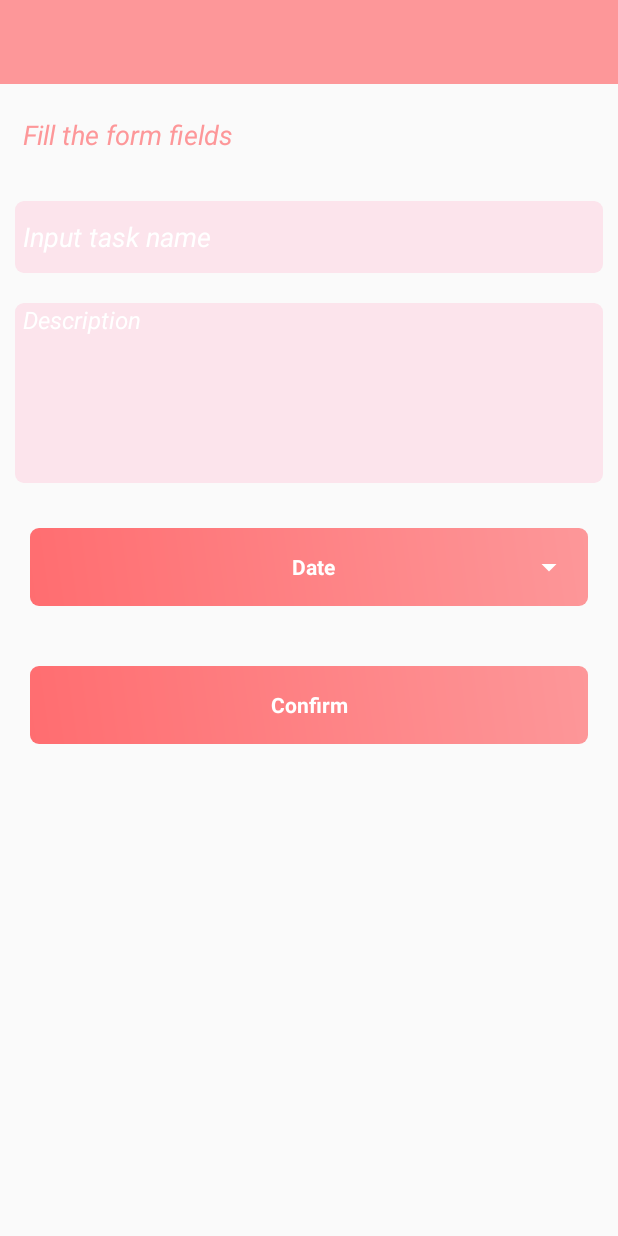
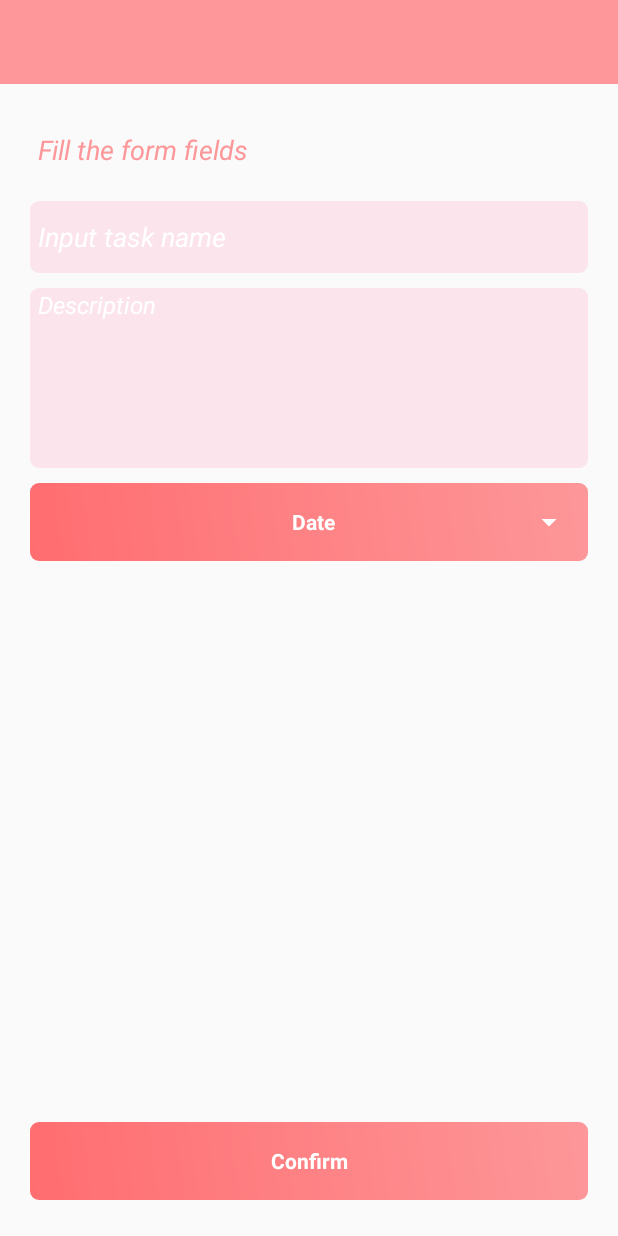
Before and after one commit to pedroafonsouza/Lista, an Android app: the TaskFormActivity screen opened directly, with no data from a screen before it, on a phone screen of 412 x 824 dp. Run offline under Robolectric (Android 15) with nearby library versions, the phone set to English and light mode, and no system bars; our stand-ins replace ButterKnife.

Commit message:
Update 2

```diff
--- a/app/build.gradle
+++ b/app/build.gradle
@@ -28,6 +28,9 @@ dependencies {
     androidTestImplementation 'com.android.support.test.espresso:espresso-core:3.0.2'
     implementation 'com.android.support:cardview-v7:28.0.0+'
     implementation 'com.android.support:recyclerview-v7:28.0.0+'
+    //Libs de bind
+    implementation 'com.jakewharton:butterknife:9.0.0-rc2'
+    annotationProcessor 'com.jakewharton:butterknife-compiler:9.0.0-rc2'
 
 // databate
     implementation "com.j256.ormlite:ormlite-core:5.1"
--- a/app/src/main/AndroidManifest.xml
+++ b/app/src/main/AndroidManifest.xml
@@ -7,7 +7,7 @@
         android:allowBackup="true"
         android:icon="@mipmap/ic_launcher"
         android:label="@string/app_name"
-        android:roundIcon="@drawable/ic_launcher"
+        android:roundIcon="@mipmap/ic_launcher_round"
         android:supportsRtl="true"
         android:theme="@style/AppTheme">
         <activity
@@ -25,12 +25,11 @@
             android:theme="@style/FullscreenTheme">
             <intent-filter>
                 <action android:name="android.intent.action.MAIN" />
+
                 <category android:name="android.intent.category.LAUNCHER" />
             </intent-filter>
 
         </activity>
-
-
     </application>
 
 </manifest>
--- a/app/src/main/java/com/example/framework/lista/View/Activity/MainActivity.java
+++ b/app/src/main/java/com/example/framework/lista/View/Activity/MainActivity.java
@@ -36,9 +36,6 @@ public class MainActivity extends AppCompatActivity implements MainPresenter.Mai
 
     @Override
     protected void onCreate(Bundle savedInstanceState) {
-
-
-
         super.onCreate(savedInstanceState);
         setContentView(R.layout.activity_main);
 
@@ -86,12 +83,7 @@ public class MainActivity extends AppCompatActivity implements MainPresenter.Mai
 
     }
 
-    private void initDAO() {
 
-      //  dh = new DatabaseHelper(MainActivity.this);
-
-
-    }
 
 
     @Override
--- a/app/src/main/java/com/example/framework/lista/View/Activity/TaskFormActivity.java
+++ b/app/src/main/java/com/example/framework/lista/View/Activity/TaskFormActivity.java
@@ -3,11 +3,25 @@ package com.example.framework.lista.View.Activity;
 import android.content.Intent;
 import android.support.v7.app.AppCompatActivity;
 import android.os.Bundle;
+import android.widget.EditText;
 import android.widget.TextView;
 
 import com.example.framework.lista.R;
 
+import butterknife.BindView;
+import butterknife.OnClick;
+
 public class TaskFormActivity extends AppCompatActivity {
+
+    @BindView(R.id.task_name)
+    EditText taskName;
+
+    @BindView(R.id.task_descript)
+    EditText taskDescript;
+
+    @BindView(R.id.date_time)
+    TextView dateTime;
+
 
     @Override
     protected void onCreate(Bundle savedInstanceState) {
@@ -19,7 +33,23 @@ public class TaskFormActivity extends AppCompatActivity {
         String name = getIntent().getStringExtra("name");
         textView.setText(name);
 
+    }
+
+    @OnClick(R.id.bt_date)
+    protected void getDate(){
+
 
 
     }
+
+    @OnClick(R.id.bt_confirm)
+    protected void saveTask(){
+
+        String name = taskName.getText().toString();
+        String descript = taskDescript.getText().toString();
+
+
+    }
+
+
 }
--- a/app/src/main/res/layout/activity_task_form.xml
+++ b/app/src/main/res/layout/activity_task_form.xml
@@ -1,12 +1,12 @@
 <?xml version="1.0" encoding="utf-8"?>
 
 
-<LinearLayout xmlns:android="http://schemas.android.com/apk/res/android"
+<RelativeLayout xmlns:android="http://schemas.android.com/apk/res/android"
     xmlns:app="http://schemas.android.com/apk/res-auto"
     xmlns:tools="http://schemas.android.com/tools"
     android:id="@+id/task_form"
     android:layout_width="match_parent"
-    android:layout_height="wrap_content"
+    android:layout_height="match_parent"
     android:layout_marginBottom="4dp"
     android:orientation="vertical">
 
@@ -43,12 +43,19 @@
     </android.support.v7.widget.Toolbar>
 
 
+    <LinearLayout
+        android:layout_below="@+id/toolbar"
+        android:layout_width="match_parent"
+        android:layout_height="wrap_content"
+        android:orientation="vertical"
+        android:padding="20dp"
+        android:layout_above="@+id/bt_confirm">
 
     <TextView
         android:id="@+id/task_form_title"
         android:layout_width="match_parent"
         android:layout_height="48dp"
-        android:layout_margin="10dp"
+        android:layout_marginBottom="10dp"
         android:text="Fill the form fields"
         android:textColor="@color/colorPrimary"
         android:gravity="center_vertical"
@@ -60,7 +67,7 @@
         android:id="@+id/task_name"
         android:layout_width="match_parent"
         android:layout_height="48dp"
-        android:layout_margin="10dp"
+        android:layout_marginBottom="10dp"
         android:background="@drawable/custom_text_field"
         android:hint="Input task name"
         android:inputType="text"
@@ -77,7 +84,7 @@
         android:id="@+id/task_descript"
         android:layout_width="match_parent"
         android:layout_height="120dp"
-        android:layout_margin="10dp"
+        android:layout_marginBottom="10dp"
         android:background="@drawable/custom_text_field"
         android:gravity="top"
         android:hint="Description"
@@ -85,24 +92,27 @@
         android:paddingLeft="5dp"
         android:textSize="16dp"
         android:textStyle="italic"
-        android:nextFocusDown="@id/date_bt"
+        android:nextFocusDown="@id/bt_date"
         android:textColor="#757575"
         android:textColorHint="@color/white"
+
 
         />
 
     <RelativeLayout
-        android:id="@+id/date"
+        android:id="@+id/date_form"
         android:layout_width="match_parent"
         android:layout_height="52dp"
-        android:layout_margin="20dp"
+        android:layout_marginBottom="10dp"
         android:scaleType="centerInside"
         android:background="@drawable/custom_bt"
-
+        android:clickable="true"
+        android:foreground="?attr/selectableItemBackgroundBorderless"
         >
 
 
         <TextView
+            android:id="@+id/date_time"
             android:layout_width="match_parent"
             android:layout_height="match_parent"
             android:gravity="center"
@@ -115,12 +125,11 @@
             />
 
         <ImageView
-            android:id="@+id/date_bt"
+            android:id="@+id/bt_date"
             android:layout_width="52dp"
             android:layout_height="52dp"
             android:layout_alignParentRight="true"
-            android:clickable="true"
-            android:foreground="?attr/selectableItemBackgroundBorderless"
+
             android:scaleType="centerInside"
             android:src="@drawable/ic_arrow_down"
 
@@ -129,17 +138,20 @@
 
     </RelativeLayout>
 
+
+    </LinearLayout>
     <TextView
+        android:id="@+id/bt_confirm"
         android:layout_width="match_parent"
         android:layout_height="52dp"
-        android:layout_margin="20dp"
         android:background="@drawable/custom_bt"
         android:clickable="true"
         android:foreground="?attr/selectableItemBackgroundBorderless"
         android:gravity="center"
         android:text="Confirm"
         android:textColor="#FFFFFF"
-        android:textStyle="bold" />
+        android:textStyle="bold"
+        android:layout_alignParentBottom="true"
+        android:layout_margin="20dp"/>
 
-
-</LinearLayout>
+</RelativeLayout>
--- a/app/src/main/res/layout/task_item.xml
+++ b/app/src/main/res/layout/task_item.xml
@@ -23,9 +23,9 @@
             android:gravity="center_vertical"
             android:paddingLeft="4dp"
             android:text="@string/txt_name"
-            android:textColor="@color/colorPrimaryDark"
             android:textSize="18sp"
-            android:textStyle="bold" />
+            android:textStyle="bold"
+            android:textColor="@color/colorPrimaryDark"/>
 
         <ImageView
             android:id="@+id/btn_edit"
@@ -45,7 +45,8 @@
             android:clickable="true"
             android:foreground="?attr/selectableItemBackgroundBorderless"
             android:scaleType="centerInside"
-            android:src="@drawable/ic_delete" />
+            android:src="@drawable/ic_delete"
+            />
 
     </RelativeLayout>
 
@@ -55,7 +56,7 @@
         android:layout_width="match_parent"
         android:layout_height="wrap_content"
         android:paddingLeft="4dp"
-        android:layout_margin="10dp"
+
 
         android:text="@string/txt_description"
         android:textSize="16sp"
@@ -66,9 +67,9 @@
         android:id="@+id/date"
         android:layout_width="match_parent"
         android:layout_height="42dp"
+        android:paddingLeft="4dp"
+
         android:gravity="center_vertical"
-        android:layout_marginTop="10dp"
-        android:paddingLeft="4dp"
         android:text="@string/txt_data"
         android:textSize="18sp" />
 
```
Also changed, not shown: app/src/main/java/com/example/framework/lista/Model/Business/TaskBusiness.java (line endings or trailing spaces), 1 other file.
